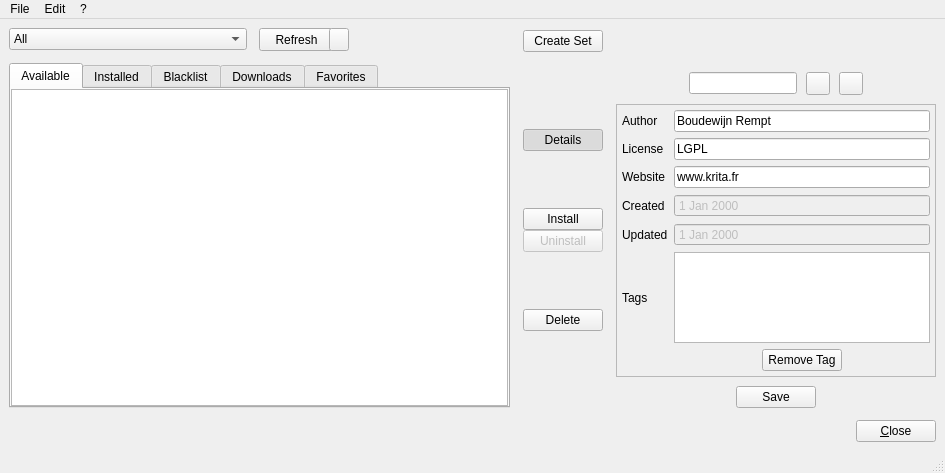
Qt form krita/plugins/paintops/resourcemanager/KoResourceManagerWidget.ui (KDE/krita) before a commit.
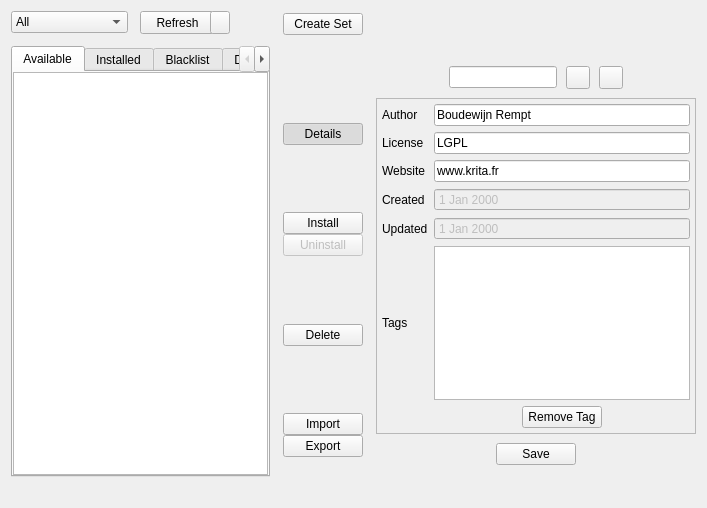
The same form after that commit.

Commit message: Make the resource manager into a dialog instead of a main window.

What changed in the file:
```diff
--- a/krita/plugins/paintops/resourcemanager/KoResourceManagerWidget.ui
+++ b/krita/plugins/paintops/resourcemanager/KoResourceManagerWidget.ui
@@ -1,24 +1,17 @@
 <?xml version="1.0" encoding="UTF-8"?>
 <ui version="4.0">
  <class>KoResourceManagerWidget</class>
- <widget class="QMainWindow" name="KoResourceManagerWidget">
+ <widget class="QWidget" name="KoResourceManagerWidget">
   <property name="geometry">
    <rect>
     <x>0</x>
     <y>0</y>
-    <width>945</width>
-    <height>473</height>
+    <width>707</width>
+    <height>508</height>
    </rect>
   </property>
-  <property name="windowTitle">
-   <string>Resource Manager</string>
-  </property>
-  <widget class="QWidget" name="centralwidget">
-   <layout class="QVBoxLayout" name="verticalLayout_4">
-    <property name="spacing">
-     <number>12</number>
-    </property>
-    <item>
+  <layout class="QGridLayout" name="gridLayout_2">
+   <item row="0" column="0">
      <layout class="QHBoxLayout" name="horizontalLayout_2">
       <property name="spacing">
        <number>0</number>
@@ -461,6 +454,20 @@
           </item>
          </layout>
         </item>
+       <item>
+        <widget class="QPushButton" name="bnImport">
+         <property name="text">
+          <string>Import</string>
+         </property>
+        </widget>
+       </item>
+       <item>
+        <widget class="QPushButton" name="bnExport">
+         <property name="text">
+          <string>Export</string>
+         </property>
+        </widget>
+       </item>
         <item>
          <spacer name="verticalSpacer_2">
           <property name="orientation">
@@ -636,7 +643,7 @@
               <x>0</x>
               <y>0</y>
               <width>316</width>
-              <height>256</height>
+             <height>330</height>
              </rect>
             </property>
             <layout class="QGridLayout" name="gridLayout_3">
@@ -837,153 +844,14 @@
       </item>
      </layout>
     </item>
-    <item>
-     <layout class="QHBoxLayout" name="horizontalLayout_5">
-      <item>
-       <spacer name="horizontalSpacer_13">
-        <property name="orientation">
-         <enum>Qt::Horizontal</enum>
-        </property>
-        <property name="sizeHint" stdset="0">
-         <size>
-          <width>40</width>
-          <height>20</height>
-         </size>
-        </property>
-       </spacer>
-      </item>
-      <item>
-       <widget class="QPushButton" name="bnClose">
-        <property name="maximumSize">
-         <size>
-          <width>100</width>
-          <height>23</height>
-         </size>
-        </property>
+   <item row="1" column="0">
+    <widget class="QLabel" name="lblStatus">
         <property name="text">
-         <string>&amp;Close</string>
+      <string/>
         </property>
        </widget>
       </item>
      </layout>
-    </item>
-   </layout>
-  </widget>
-  <widget class="QMenuBar" name="menubar">
-   <property name="geometry">
-    <rect>
-     <x>0</x>
-     <y>0</y>
-     <width>945</width>
-     <height>20</height>
-    </rect>
-   </property>
-   <widget class="QMenu" name="menuFile">
-    <property name="title">
-     <string>File</string>
-    </property>
-    <addaction name="actionCreate_Resources_Set"/>
-    <addaction name="separator"/>
-    <addaction name="actionImport"/>
-    <addaction name="actionExport"/>
-    <addaction name="separator"/>
-    <addaction name="actionQuit"/>
-   </widget>
-   <widget class="QMenu" name="menuEdit">
-    <property name="title">
-     <string>Edit</string>
-    </property>
-    <addaction name="separator"/>
-    <addaction name="actionRename"/>
-    <addaction name="separator"/>
-    <addaction name="actionInstall"/>
-    <addaction name="actionUninstall"/>
-    <addaction name="separator"/>
-    <addaction name="actionDelete"/>
-   </widget>
-   <widget class="QMenu" name="menu">
-    <property name="title">
-     <string>?</string>
-    </property>
-    <addaction name="actionAbout_ResManager"/>
-   </widget>
-   <addaction name="menuFile"/>
-   <addaction name="menuEdit"/>
-   <addaction name="menu"/>
-  </widget>
-  <widget class="QStatusBar" name="statusbar"/>
-  <action name="actionCreate_Resources_Set">
-   <property name="text">
-    <string>Create Resources Set</string>
-   </property>
-  </action>
-  <action name="actionQuit">
-   <property name="text">
-    <string>Quit</string>
-   </property>
-  </action>
-  <action name="actionInstall">
-   <property name="text">
-    <string>Install</string>
-   </property>
-  </action>
-  <action name="actionUninstall">
-   <property name="text">
-    <string>Uninstall</string>
-   </property>
-  </action>
-  <action name="actionAbout_ResManager">
-   <property name="text">
-    <string>About ResManager</string>
-   </property>
-  </action>
-  <action name="actionImport">
-   <property name="text">
-    <string>Import</string>
-   </property>
-  </action>
-  <action name="actionExport">
-   <property name="text">
-    <string>Export</string>
-   </property>
-  </action>
-  <action name="actionRename">
-   <property name="text">
-    <string>Rename</string>
-   </property>
-  </action>
-  <action name="actionDelete">
-   <property name="text">
-    <string>Delete</string>
-   </property>
-  </action>
-  <action name="actionAll">
-   <property name="checkable">
-    <bool>true</bool>
-   </property>
-   <property name="text">
-    <string>All</string>
-   </property>
-  </action>
-  <action name="actionName">
-   <property name="checkable">
-    <bool>true</bool>
-   </property>
-   <property name="text">
-    <string>Name</string>
-   </property>
-  </action>
-  <action name="actionFile">
-   <property name="checkable">
-    <bool>true</bool>
-   </property>
-   <property name="text">
-    <string>Filename</string>
-   </property>
-   <property name="toolTip">
-    <string>Filename</string>
-   </property>
-  </action>
  </widget>
  <resources/>
  <connections/>
```
Lines whose indentation alone changed are shown as unchanged. The commit also changes 2 other files.
